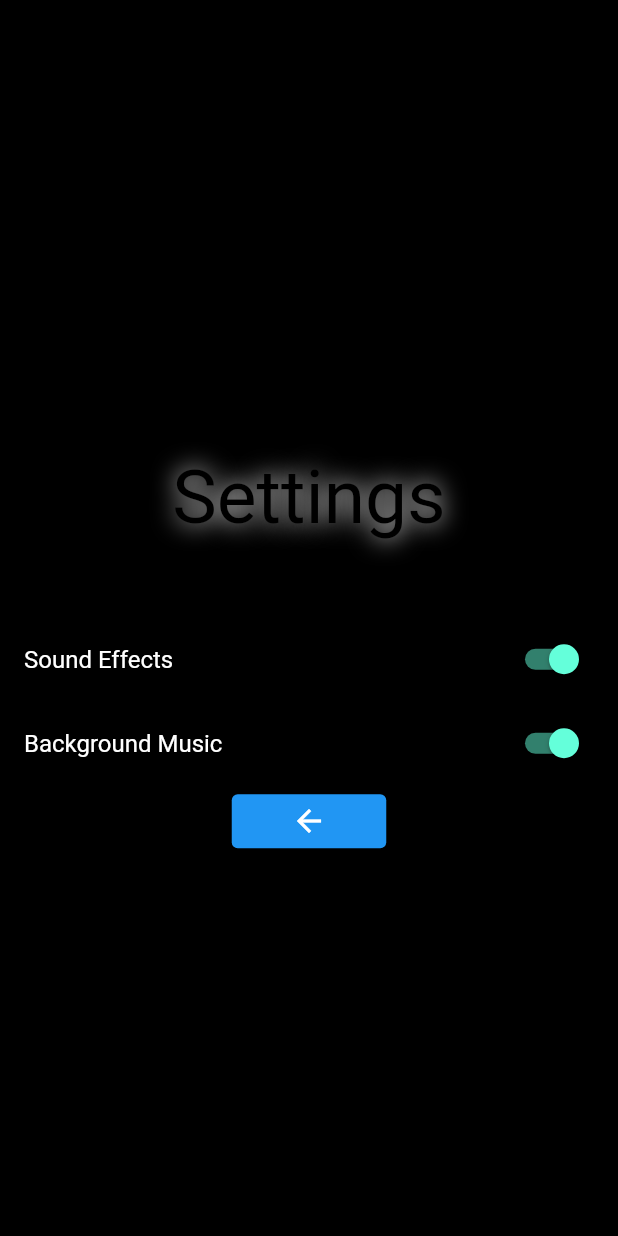
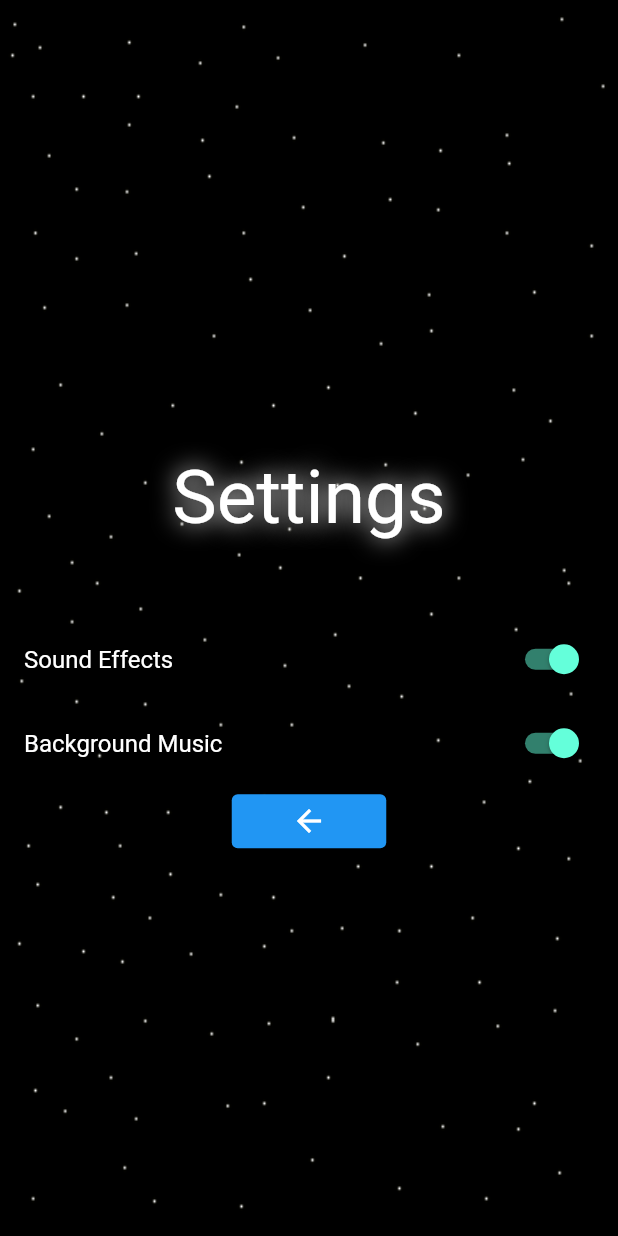
Before and after one commit to tienhoang0511/spacescape, a Flutter app: the SettingsMenu screen opened directly, on a phone screen of 412 x 824 dp. Run offline on Flutter 3.47's test engine with Material 2 defaults, Android fonts, the phone set to English and light mode, and no system bars; our stand-ins replace hive; missing offline and left inert: flame, flame_audio, flutter_carousel_slider; accounts and stored records are empty; Roboto replaces fonts that are missing (BungeeInline).

Commit message:
add comment

```diff
--- a/lib/game/audio_player_component.dart
+++ b/lib/game/audio_player_component.dart
@@ -6,9 +6,11 @@ import 'game.dart';
 
 import '../models/settings.dart';
 
+/// Lớp này phụ trách việc quản lý âm thanh của game
 class AudioPlayerComponent extends Component with HasGameRef<SpacescapeGame> {
   @override
   Future<void>? onLoad() async {
+    // Khởi tạo âm thanh nền và tải các file âm thanh tương tác của game
     FlameAudio.bgm.initialize();
 
     await FlameAudio.audioCache.loadAll([
@@ -21,6 +23,7 @@ class AudioPlayerComponent extends Component with HasGameRef<SpacescapeGame> {
     return super.onLoad();
   }
 
+  // Nếu settings bật thì phát âm thanh nền
   void playBgm(String filename) {
     if (gameRef.buildContext != null) {
       if (Provider.of<Settings>(gameRef.buildContext!, listen: false)
@@ -30,6 +33,7 @@ class AudioPlayerComponent extends Component with HasGameRef<SpacescapeGame> {
     }
   }
 
+  // Nếu settings được bật thì phát âm thanh tương tác
   void playSfx(String filename) {
     if (gameRef.buildContext != null) {
       if (Provider.of<Settings>(gameRef.buildContext!, listen: false)
@@ -39,6 +43,7 @@ class AudioPlayerComponent extends Component with HasGameRef<SpacescapeGame> {
     }
   }
 
+  // Dừng âm thanh nền
   void stopBgm() {
     FlameAudio.bgm.stop();
   }
--- a/lib/game/knows_game_size.dart
+++ b/lib/game/knows_game_size.dart
@@ -1,8 +1,7 @@
 import 'package:flame/components.dart';
 
-// Adding this mixin to any class derived from BaseComponent will make sure that
-// the components gets access to current gameSize. Do not try to access gameSize
-// before your components is added to the game instance.
+// Thêm mixin này vào bất kỳ lớp nào bắt nguồn từ BaseComponent sẽ cho phép
+// các thành phần đó có quyền truy cập vào gameSize hiện tại.
 mixin KnowsGameSize on BaseComponent {
   late Vector2 gameSize;
 
--- a/lib/screens/settings_menu.dart
+++ b/lib/screens/settings_menu.dart
@@ -8,9 +8,14 @@ class SettingsMenu extends StatelessWidget {
 
   @override
   Widget build(BuildContext context) {
+    final size = MediaQuery.of(context).size;
+
     return Scaffold(
       body: Center(
-        child: Column(
+        child: Stack(
+          children: [
+            Image.asset('assets/images/stars1.png', width: size.width, height: size.height, fit: BoxFit.fill,),
+            Column(
               mainAxisAlignment: MainAxisAlignment.center,
               children: [
                 // Game title.
@@ -20,7 +25,7 @@ class SettingsMenu extends StatelessWidget {
                     'Settings',
                     style: TextStyle(
                       fontSize: 50.0,
-                  color: Colors.black,
+                      color: Colors.white,
                       shadows: [
                         Shadow(
                           blurRadius: 20.0,
@@ -74,6 +79,8 @@ class SettingsMenu extends StatelessWidget {
                 ),
               ],
             ),
+          ],
+        ),
       ),
     );
   }
```
Also changed, not shown: lib/game/bullet.dart (+11 -11 lines), lib/game/command.dart (+7 -4 lines), lib/game/enemy.dart (+47 -41 lines), lib/game/enemy_manager.dart (+35 -31 lines), lib/game/game.dart (+42 -36 lines), lib/game/player.dart (+43 -43 lines), lib/game/power_ups.dart (+10 -9 lines), lib/main.dart (+8 -5 lines), lib/screens/game_play.dart (+3 -8 lines), lib/screens/main_menu.dart (+11 -2 lines), lib/screens/select_spaceship.dart (+9 -2 lines), pubspec.yaml (+4 -4 lines), 1 other file. Lines whose indentation alone changed are shown as unchanged.
